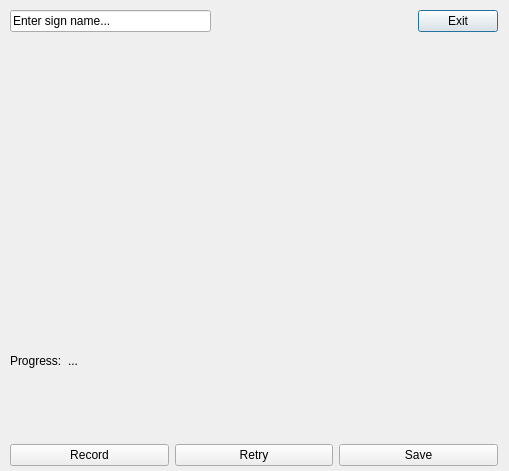
Old version of the form scripts/ui/design/add_sign.ui in the repository kaoala7577/hacknotts-2026.
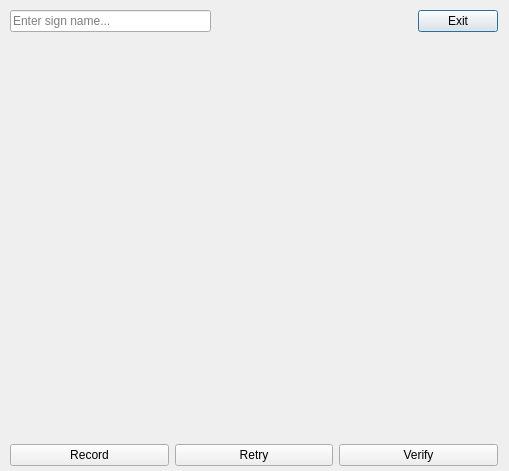
New version of the form.

Commit message: Add verification mode

```diff
--- a/scripts/ui/design/add_sign.ui
+++ b/scripts/ui/design/add_sign.ui
@@ -28,6 +28,9 @@
       <item>
        <widget class="QLineEdit" name="lineEdit">
         <property name="text">
+         <string/>
+        </property>
+        <property name="placeholderText">
          <string>Enter sign name...</string>
         </property>
        </widget>
@@ -75,33 +78,6 @@
     </item>
     <item>
      <layout class="QHBoxLayout" name="progressLayout">
-      <item>
-       <widget class="QLabel" name="labelKey">
-        <property name="text">
-         <string>Progress:</string>
-        </property>
-       </widget>
-      </item>
-      <item>
-       <widget class="QLabel" name="labelValue">
-        <property name="text">
-         <string>...</string>
-        </property>
-       </widget>
-      </item>
-      <item>
-       <spacer name="horizontalSpacer_2">
-        <property name="orientation">
-         <enum>Qt::Horizontal</enum>
-        </property>
-        <property name="sizeHint" stdset="0">
-         <size>
-          <width>40</width>
-          <height>20</height>
-         </size>
-        </property>
-       </spacer>
-      </item>
       <item>
        <widget class="QLabel" name="status">
         <property name="text">
@@ -130,7 +106,7 @@
       <item>
        <widget class="QPushButton" name="saveButton">
         <property name="text">
-         <string>Save</string>
+         <string>Verify</string>
         </property>
        </widget>
       </item>
```
Left out of the diff: 16 changed lines with no effect on the pictures. The commit also changes 2 other files.
